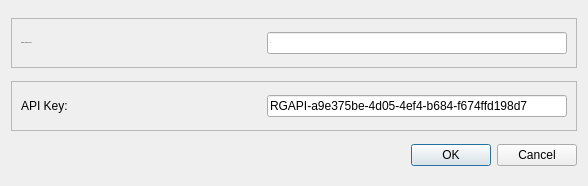
This is settingsdialog.ui in YannikSahl/TFT-Analyzer as Qt 5 draws it before an edit. The edited form follows.
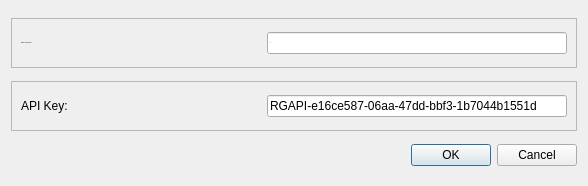
This is the edited form.

Diff of the .ui file:
```diff
--- a/settingsdialog.ui
+++ b/settingsdialog.ui
@@ -77,7 +77,7 @@
          <string notr="true">font-size: 12px;</string>
         </property>
         <property name="text">
-         <string>RGAPI-a9e375be-4d05-4ef4-b684-f674ffd198d7</string>
+         <string>RGAPI-e16ce587-06aa-47dd-bbf3-1b7044b1551d</string>
         </property>
        </widget>
       </item>
```
